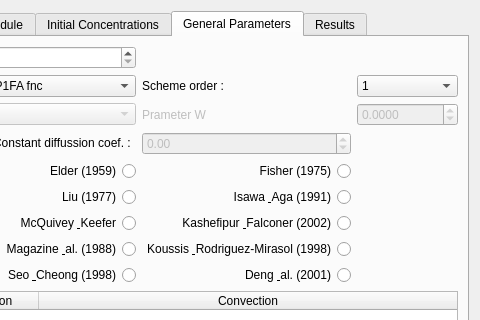
The window that WaterQuality/ui_water_quality.ui (Artelia/Mascaret) describes before a commit, drawn with Qt 5; both pictures show x 184 to 664 and y 0 to 320 of the 664 by 441 pixel window.
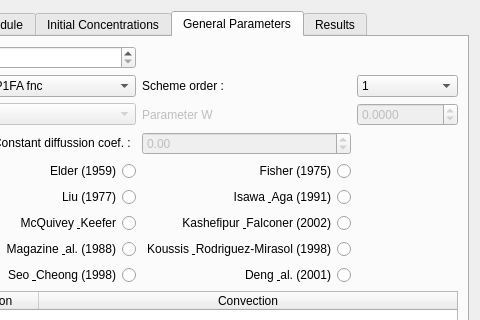
The same window after the commit. The open tabs and pages were chosen to show the change.

Commit message: travaille paramètre qualité d'eau

The edit to the form file:
```diff
--- a/WaterQuality/ui_water_quality.ui
+++ b/WaterQuality/ui_water_quality.ui
@@ -495,7 +495,7 @@
               <bool>false</bool>
              </property>
              <property name="text">
-              <string>Prameter W</string>
+              <string>Parameter W</string>
              </property>
             </widget>
            </item>
```
Left out of the diff: 2 changed lines with no effect on the pictures. The commit also changes 1 other file.
